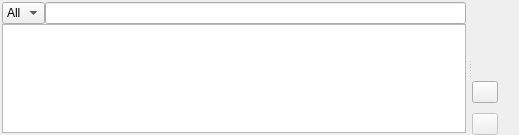
Before: the Qt Designer form plugins/snippets/snippets.ui in rkyleg/scope, drawn with Qt 5.
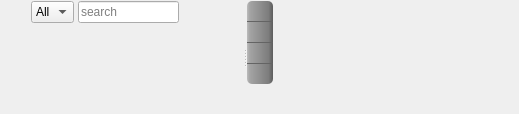
After: the same form once the commit is applied. Icons and pictures are not drawn. Custom widgets are drawn as their Qt base class.

Commit message: added snippets plugin

```diff
--- a/plugins/snippets/snippets.ui
+++ b/plugins/snippets/snippets.ui
@@ -7,15 +7,21 @@
     <x>0</x>
     <y>0</y>
     <width>519</width>
-    <height>135</height>
+    <height>114</height>
    </rect>
   </property>
+  <property name="minimumSize">
+   <size>
+    <width>0</width>
+    <height>20</height>
+   </size>
+  </property>
   <property name="windowTitle">
    <string>Snippets</string>
   </property>
   <layout class="QGridLayout" name="gridLayout_3">
    <property name="margin">
-    <number>0</number>
+    <number>1</number>
    </property>
    <property name="spacing">
     <number>0</number>
@@ -33,16 +39,23 @@
        <enum>QFrame::Raised</enum>
       </property>
       <layout class="QGridLayout" name="gridLayout">
-       <property name="margin">
+       <property name="horizontalSpacing">
+        <number>4</number>
+       </property>
+       <property name="verticalSpacing">
         <number>2</number>
        </property>
-       <property name="spacing">
+       <property name="margin">
         <number>0</number>
        </property>
+       <item row="0" column="2">
+        <widget class="QLineEdit" name="le_search">
+         <property name="placeholderText">
+          <string>search</string>
+         </property>
+        </widget>
+       </item>
        <item row="0" column="1">
-        <widget class="QLineEdit" name="le_search"/>
-       </item>
-       <item row="0" column="0">
         <widget class="QComboBox" name="cb_ext">
          <item>
           <property name="text">
@@ -51,12 +64,79 @@
          </item>
         </widget>
        </item>
-       <item row="1" column="0" colspan="2">
-        <widget class="QListWidget" name="li_snips"/>
+       <item row="0" column="3">
+        <spacer name="horizontalSpacer">
+         <property name="orientation">
+          <enum>Qt::Horizontal</enum>
+         </property>
+         <property name="sizeHint" stdset="0">
+          <size>
+           <width>40</width>
+           <height>20</height>
+          </size>
+         </property>
+        </spacer>
+       </item>
+       <item row="0" column="0">
+        <widget class="QPushButton" name="b_reload">
+         <property name="maximumSize">
+          <size>
+           <width>26</width>
+           <height>16777215</height>
+          </size>
+         </property>
+         <property name="toolTip">
+          <string>reload snippets directory</string>
+         </property>
+         <property name="styleSheet">
+          <string notr="true">QPushButton,QToolButton {
+border:0px;
+background:transparent;
+}</string>
+         </property>
+         <property name="text">
+          <string/>
+         </property>
+         <property name="icon">
+          <iconset>
+           <normaloff>../../img/refresh.png</normaloff>../../img/refresh.png</iconset>
+         </property>
+        </widget>
+       </item>
+       <item row="1" column="0" colspan="4">
+        <widget class="QListWidget" name="li_snips">
+         <property name="styleSheet">
+          <string notr="true">QListWidget {background:transparent;}</string>
+         </property>
+         <property name="frameShape">
+          <enum>QFrame::NoFrame</enum>
+         </property>
+         <property name="isWrapping" stdset="0">
+          <bool>true</bool>
+         </property>
+         <property name="resizeMode">
+          <enum>QListView::Adjust</enum>
+         </property>
+         <property name="viewMode">
+          <enum>QListView::ListMode</enum>
+         </property>
+        </widget>
        </item>
       </layout>
      </widget>
      <widget class="QFrame" name="frame_2">
+      <property name="styleSheet">
+       <string notr="true">QPushButton,QToolButton {
+	background-color: qlineargradient(spread:pad, x1:1, y1:1, x2:0, y2:1, stop:0.00995025 rgba(94, 94, 94, 255), stop:0.174129 rgba(125, 125, 125, 255), stop:0.890547 rgba(164, 164, 164, 255), stop:1 rgba(188, 188, 188, 255));
+	border:0px;
+	padding:3px;
+	padding-left:6px;
+	padding-right:6px;
+}
+QPushButton:hover,QToolButton:hover {
+	background-color: qlineargradient(spread:pad, x1:1, y1:1, x2:0, y2:1, stop:0.00995025 rgba(114, 114, 114, 255), stop:0.174129 rgba(145, 145, 145, 255), stop:0.890547 rgba(184, 184, 184, 255), stop:1 rgba(208, 208, 208, 255));
+}</string>
+      </property>
       <property name="frameShape">
        <enum>QFrame::NoFrame</enum>
       </property>
@@ -64,72 +144,16 @@
        <enum>QFrame::Raised</enum>
       </property>
       <layout class="QGridLayout" name="gridLayout_2">
+       <property name="horizontalSpacing">
+        <number>4</number>
+       </property>
+       <property name="verticalSpacing">
+        <number>0</number>
+       </property>
        <property name="margin">
         <number>0</number>
        </property>
-       <property name="spacing">
-        <number>0</number>
-       </property>
-       <item row="2" column="0">
-        <spacer name="verticalSpacer_2">
-         <property name="orientation">
-          <enum>Qt::Vertical</enum>
-         </property>
-         <property name="sizeType">
-          <enum>QSizePolicy::Fixed</enum>
-         </property>
-         <property name="sizeHint" stdset="0">
-          <size>
-           <width>20</width>
-           <height>10</height>
-          </size>
-         </property>
-        </spacer>
-       </item>
-       <item row="0" column="1" rowspan="6">
-        <widget class="QsciScintilla" name="ste_code">
-         <property name="toolTip">
-          <string/>
-         </property>
-         <property name="whatsThis">
-          <string/>
-         </property>
-        </widget>
-       </item>
-       <item row="0" column="0">
-        <spacer name="verticalSpacer">
-         <property name="orientation">
-          <enum>Qt::Vertical</enum>
-         </property>
-         <property name="sizeHint" stdset="0">
-          <size>
-           <width>20</width>
-           <height>68</height>
-          </size>
-         </property>
-        </spacer>
-       </item>
        <item row="3" column="0">
-        <widget class="QPushButton" name="b_save">
-         <property name="enabled">
-          <bool>false</bool>
-         </property>
-         <property name="maximumSize">
-          <size>
-           <width>26</width>
-           <height>16777215</height>
-          </size>
-         </property>
-         <property name="text">
-          <string/>
-         </property>
-         <property name="icon">
-          <iconset>
-           <normaloff>../../img/save.png</normaloff>../../img/save.png</iconset>
-         </property>
-        </widget>
-       </item>
-       <item row="1" column="0">
         <widget class="QPushButton" name="b_new">
          <property name="maximumSize">
           <size>
@@ -137,6 +161,14 @@
            <height>16777215</height>
           </size>
          </property>
+         <property name="toolTip">
+          <string>new snippet</string>
+         </property>
+         <property name="styleSheet">
+          <string notr="true">QPushButton,QToolButton {
+	border-top:1px solid rgb(100,100,100);
+}</string>
+         </property>
          <property name="text">
           <string/>
          </property>
@@ -146,19 +178,112 @@
          </property>
         </widget>
        </item>
+       <item row="0" column="0">
+        <widget class="QPushButton" name="b_copy">
+         <property name="maximumSize">
+          <size>
+           <width>26</width>
+           <height>16777215</height>
+          </size>
+         </property>
+         <property name="toolTip">
+          <string>copy snippet to clipboard</string>
+         </property>
+         <property name="styleSheet">
+          <string notr="true">QPushButton,QToolButton {
+	border-bottom:1px solid rgb(100,100,100);
+	border-top-right-radius:5px;
+	border-top-left-radius:5px;
+}</string>
+         </property>
+         <property name="text">
+          <string/>
+         </property>
+         <property name="icon">
+          <iconset>
+           <normaloff>../../img/copy.png</normaloff>../../img/copy.png</iconset>
+         </property>
+        </widget>
+       </item>
+       <item row="1" column="0">
+        <widget class="QPushButton" name="b_edit">
+         <property name="maximumSize">
+          <size>
+           <width>26</width>
+           <height>16777215</height>
+          </size>
+         </property>
+         <property name="toolTip">
+          <string>edit snippet</string>
+         </property>
+         <property name="text">
+          <string/>
+         </property>
+         <property name="icon">
+          <iconset>
+           <normaloff>../../img/edit.png</normaloff>../../img/edit.png</iconset>
+         </property>
+        </widget>
+       </item>
+       <item row="0" column="1" rowspan="6">
+        <widget class="QPlainTextEdit" name="te_code">
+         <property name="styleSheet">
+          <string notr="true">background:transparent;</string>
+         </property>
+         <property name="frameShape">
+          <enum>QFrame::NoFrame</enum>
+         </property>
+         <property name="readOnly">
+          <bool>true</bool>
+         </property>
+        </widget>
+       </item>
+       <item row="5" column="0">
+        <spacer name="verticalSpacer">
+         <property name="orientation">
+          <enum>Qt::Vertical</enum>
+         </property>
+         <property name="sizeHint" stdset="0">
+          <size>
+           <width>20</width>
+           <height>2</height>
+          </size>
+         </property>
+        </spacer>
+       </item>
+       <item row="4" column="0">
+        <widget class="QPushButton" name="b_fldr">
+         <property name="maximumSize">
+          <size>
+           <width>26</width>
+           <height>16777215</height>
+          </size>
+         </property>
+         <property name="toolTip">
+          <string>open snippet directory</string>
+         </property>
+         <property name="styleSheet">
+          <string notr="true">QPushButton,QToolButton {
+	border-top:1px solid rgb(100,100,100);
+	border-bottom-right-radius:5px;
+	border-bottom-left-radius:5px;
+}</string>
+         </property>
+         <property name="text">
+          <string/>
+         </property>
+         <property name="icon">
+          <iconset>
+           <normaloff>../../img/folder_open.png</normaloff>../../img/folder_open.png</iconset>
+         </property>
+        </widget>
+       </item>
       </layout>
      </widget>
     </widget>
    </item>
   </layout>
  </widget>
- <customwidgets>
-  <customwidget>
-   <class>QsciScintilla</class>
-   <extends>QFrame</extends>
-   <header>Qsci/qsciscintilla.h</header>
-  </customwidget>
- </customwidgets>
  <resources/>
  <connections/>
 </ui>
```
The commit also changes 8 other files.
